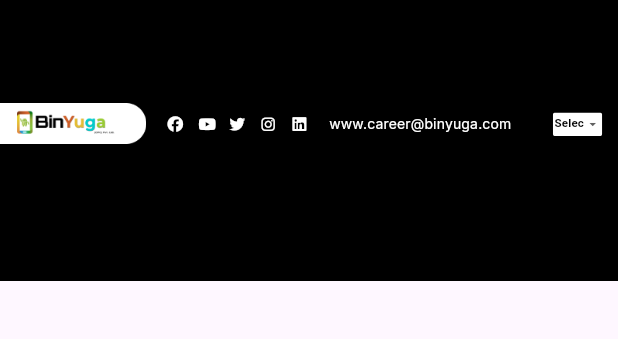
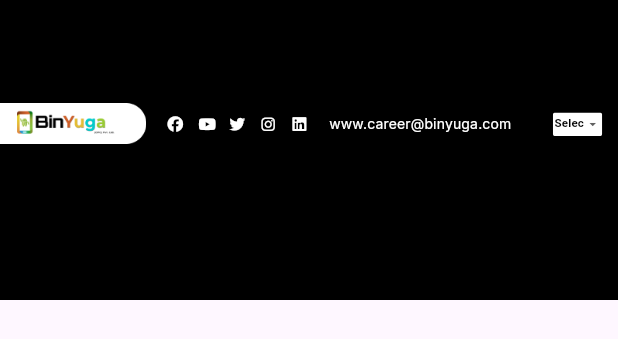
Before and after one commit to prachipachangepp/website_binyuga_new1, a Flutter app: the BottomNavBarScreen widget shown alone on an empty page, opened directly, on a phone screen of 412 x 824 dp. Shown: the top 339 px of the screen. Run offline on Flutter 3.47's test engine with Material 3 defaults, Android fonts, the light colour scheme and no system bars; our stand-ins replace font_awesome_flutter, google_fonts; network calls fail.

Commit message:
Updated alignment

```diff
--- a/lib/screens/home_page_screens/home_section_five.dart
+++ b/lib/screens/home_page_screens/home_section_five.dart
@@ -23,7 +23,8 @@ class HomeSectionFive extends StatelessWidget {
                 'images/team_member_bg.png',
                 fit: BoxFit.fill,
                 height: 600,
-                width: MediaQuery.of(context).size.width,
+                width: 1800,
+                // width: MediaQuery.of(context).size.width,
               ),
             ],
           ),
--- a/lib/screens/home_page_screens/home_section_seven.dart
+++ b/lib/screens/home_page_screens/home_section_seven.dart
@@ -41,11 +41,13 @@ class _BottomNavBarScreenState extends State<BottomNavBarScreen> {
         //   color: Colors.red,
         // ),
         Container(
-          height: 187,
+          height: 200,
+          width: 1800,
           decoration: const BoxDecoration(
             image: DecorationImage(
               image: AssetImage('images/black_bg.png'),
               fit: BoxFit.cover,
+
             ),
           ),
           child: Padding(
--- a/lib/screens/home_page_screens/home_section_three.dart
+++ b/lib/screens/home_page_screens/home_section_three.dart
@@ -18,7 +18,8 @@ class HomeSectionThree extends StatelessWidget {
             'images/union.png',
             fit: BoxFit.fill,
             height: 2200,
-            width: MediaQuery.of(context).size.width,
+            width: 2000,
+            // width: MediaQuery.of(context).size.width,
           ),
           Padding(
             padding:  EdgeInsets.only(left:  MediaQuery.of(context).size.width/20,top:15,),
```
Also changed, not shown: lib/main.dart (+7 -7 lines).
